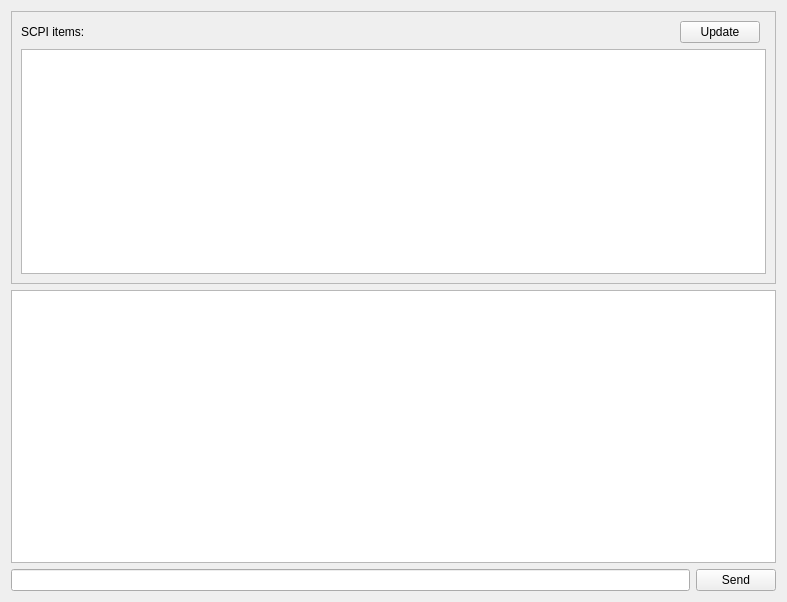
Above: resource-viewer.ui from ZeraGmbH/zera-resource-viewer before the change. Below: the same form after it.
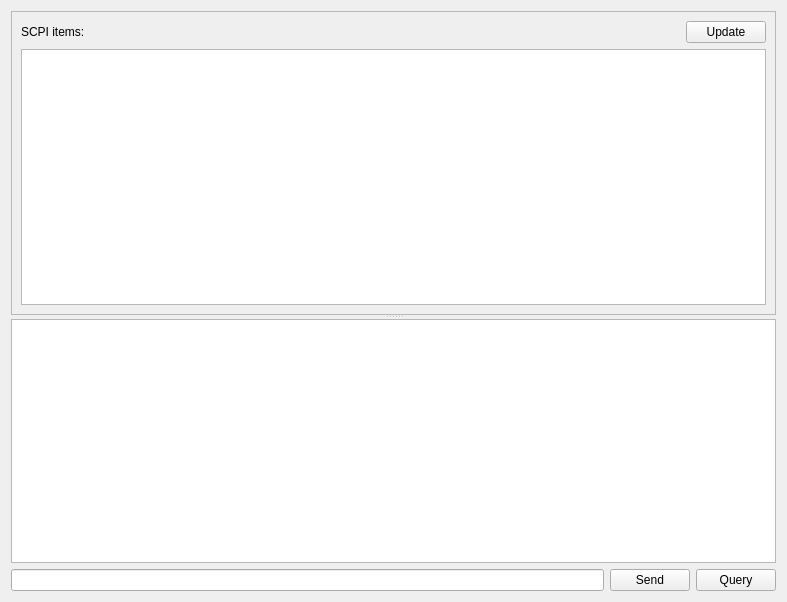
That is the form after the change.

Commit message:
resource-viewer.ui: Enhance vertical splitting
Now the main vertical splitting can be changed using the mouse.

The edit to the form file:
```diff
--- a/resource-viewer.ui
+++ b/resource-viewer.ui
@@ -13,21 +13,12 @@
   <property name="windowTitle">
    <string>SCPI-Viewer</string>
   </property>
-  <layout class="QGridLayout" name="gridLayout">
-   <item row="2" column="0">
-    <widget class="QLineEdit" name="leCmd"/>
-   </item>
-   <item row="2" column="1">
-    <widget class="QPushButton" name="pbSend">
-     <property name="text">
-      <string>Send</string>
+  <layout class="QVBoxLayout" name="verticalLayout">
+   <item>
+    <widget class="QSplitter" name="splitter">
+     <property name="orientation">
+      <enum>Qt::Vertical</enum>
      </property>
-     <property name="shortcut">
-      <string>Return</string>
-     </property>
-    </widget>
-   </item>
-   <item row="0" column="0" colspan="2">
     <widget class="QFrame" name="frame">
      <property name="frameShape">
       <enum>QFrame::StyledPanel</enum>
@@ -36,6 +27,15 @@
       <enum>QFrame::Raised</enum>
      </property>
      <layout class="QGridLayout" name="gridLayout_2">
+       <property name="leftMargin">
+        <number>9</number>
+       </property>
+       <property name="topMargin">
+        <number>9</number>
+       </property>
+       <property name="horizontalSpacing">
+        <number>6</number>
+       </property>
       <item row="0" column="0">
        <widget class="QLabel" name="label">
         <property name="text">
@@ -43,21 +43,14 @@
         </property>
        </widget>
       </item>
-      <item row="0" column="1">
-       <spacer name="horizontalSpacer">
-        <property name="orientation">
-         <enum>Qt::Horizontal</enum>
-        </property>
-        <property name="sizeHint" stdset="0">
-         <size>
-          <width>40</width>
-          <height>20</height>
-         </size>
-        </property>
-       </spacer>
-      </item>
-      <item row="0" column="2">
+       <item row="0" column="3">
        <widget class="QPushButton" name="pbUpdate">
+         <property name="sizePolicy">
+          <sizepolicy hsizetype="Maximum" vsizetype="Fixed">
+           <horstretch>0</horstretch>
+           <verstretch>0</verstretch>
+          </sizepolicy>
+         </property>
         <property name="text">
          <string>Update</string>
         </property>
@@ -73,11 +66,54 @@
         </attribute>
        </widget>
       </item>
-     </layout>
-    </widget>
-   </item>
-   <item row="1" column="0" colspan="2">
+       <item row="0" column="1" colspan="2">
+        <spacer name="horizontalSpacer">
+         <property name="orientation">
+          <enum>Qt::Horizontal</enum>
+         </property>
+         <property name="sizeHint" stdset="0">
+          <size>
+           <width>40</width>
+           <height>20</height>
+          </size>
+         </property>
+        </spacer>
+       </item>
+      </layout>
+     </widget>
     <widget class="QTextBrowser" name="tbResponse"/>
+    </widget>
+   </item>
+   <item>
+    <layout class="QHBoxLayout" name="horizontalLayout">
+     <item>
+      <widget class="QLineEdit" name="leCmd">
+       <property name="sizePolicy">
+        <sizepolicy hsizetype="Expanding" vsizetype="Fixed">
+         <horstretch>0</horstretch>
+         <verstretch>0</verstretch>
+        </sizepolicy>
+       </property>
+      </widget>
+     </item>
+     <item>
+      <widget class="QPushButton" name="pbSend">
+       <property name="text">
+        <string>Send</string>
+       </property>
+       <property name="shortcut">
+        <string>Return</string>
+       </property>
+      </widget>
+     </item>
+     <item>
+      <widget class="QPushButton" name="pbQuery">
+       <property name="text">
+        <string>Query</string>
+       </property>
+      </widget>
+     </item>
+    </layout>
    </item>
   </layout>
  </widget>
```
Left out of the diff: 6 changed lines with no effect on the pictures. Lines whose indentation alone changed are shown as unchanged.
